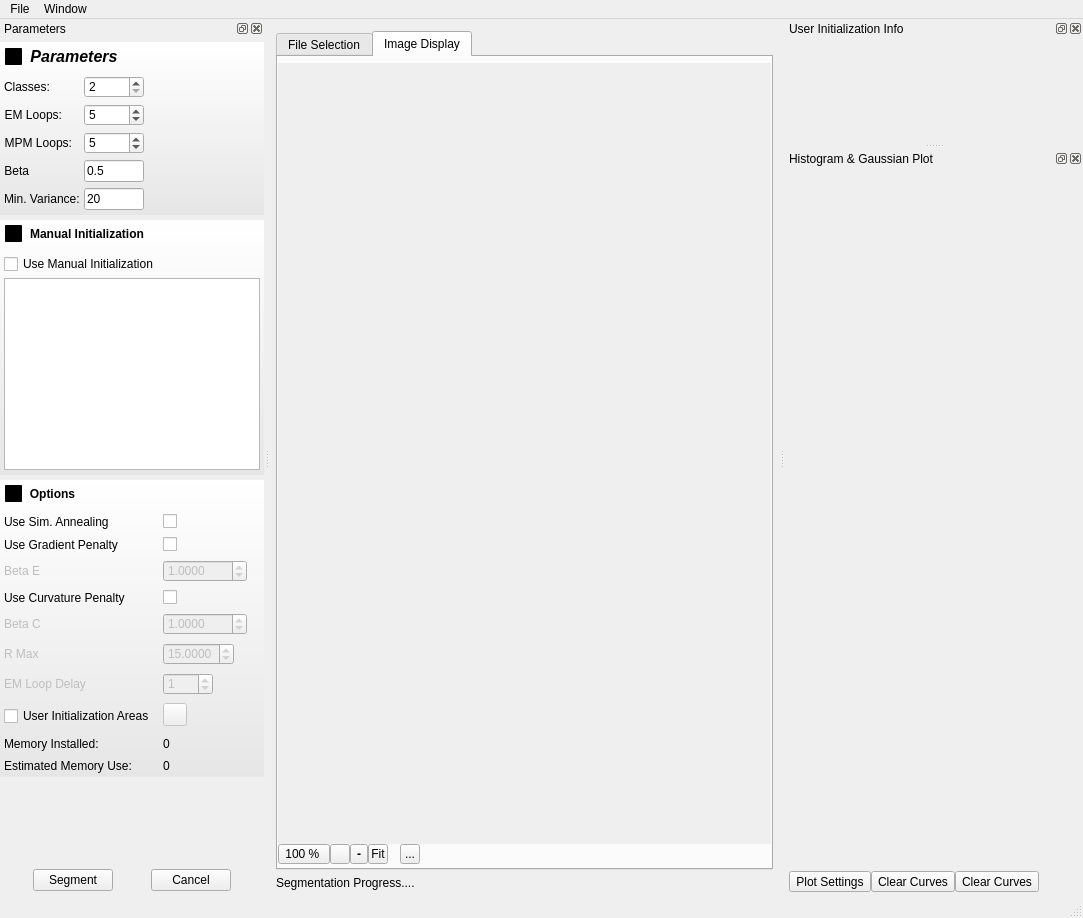
Above: Code/EmMpmGui/UI_Files/EmMpmGui.ui from BlueQuartzSoftware/EMMPMWorkbench before the change. Below: the same form after it.
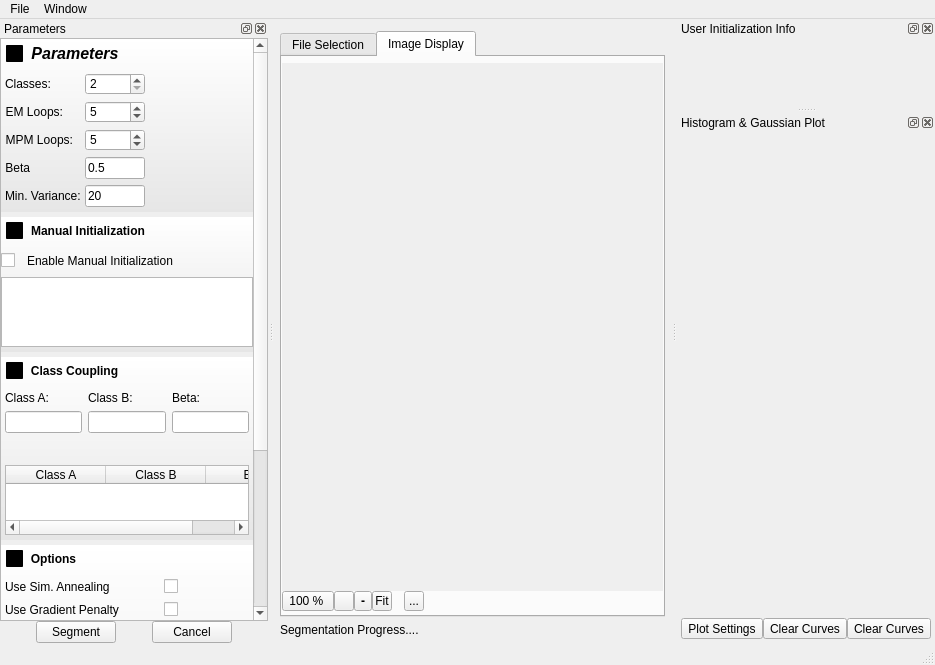
That is the form after the change. Icons and pictures are not drawn. Custom widgets are drawn as their Qt base class.

Commit message: Implementing GUI elements to allow user to set the Class Coupling beta values

What changed in the file:
```diff
--- a/Code/EmMpmGui/UI_Files/EmMpmGui.ui
+++ b/Code/EmMpmGui/UI_Files/EmMpmGui.ui
@@ -6,8 +6,8 @@
    <rect>
     <x>0</x>
     <y>0</y>
-    <width>1083</width>
-    <height>918</height>
+    <width>935</width>
+    <height>665</height>
    </rect>
   </property>
   <property name="sizePolicy">
@@ -850,7 +850,7 @@
     <rect>
      <x>0</x>
      <y>0</y>
-     <width>1083</width>
+     <width>935</width>
      <height>22</height>
     </rect>
    </property>
@@ -908,13 +908,34 @@
    <widget class="QWidget" name="dockWidgetContents">
     <layout class="QVBoxLayout" name="verticalLayout_6">
      <property name="spacing">
+      <number>0</number>
+     </property>
+     <property name="margin">
+      <number>0</number>
+     </property>
+     <item>
+      <widget class="QScrollArea" name="scrollArea">
+       <property name="widgetResizable">
+        <bool>true</bool>
+       </property>
+       <widget class="QWidget" name="scrollAreaWidgetContents">
+        <property name="geometry">
+         <rect>
+          <x>0</x>
+          <y>0</y>
+          <width>341</width>
+          <height>850</height>
+         </rect>
+        </property>
+        <layout class="QVBoxLayout" name="verticalLayout_4">
+         <property name="spacing">
       <number>5</number>
      </property>
      <property name="leftMargin">
       <number>0</number>
      </property>
      <property name="topMargin">
-      <number>4</number>
+          <number>0</number>
      </property>
      <property name="rightMargin">
       <number>0</number>
@@ -1368,36 +1389,60 @@
        <property name="checkable">
         <bool>true</bool>
        </property>
-       <layout class="QVBoxLayout" name="verticalLayout_2">
-        <property name="spacing">
-         <number>4</number>
-        </property>
+           <layout class="QGridLayout" name="gridLayout_9">
         <property name="leftMargin">
-         <number>4</number>
+             <number>0</number>
         </property>
         <property name="topMargin">
          <number>17</number>
         </property>
         <property name="rightMargin">
-         <number>4</number>
+             <number>0</number>
         </property>
         <property name="bottomMargin">
          <number>5</number>
+            </property>
+            <property name="spacing">
+             <number>6</number>
+            </property>
+            <item row="1" column="0">
+             <layout class="QHBoxLayout" name="horizontalLayout_2">
+              <property name="spacing">
+               <number>12</number>
+              </property>
+              <property name="bottomMargin">
+               <number>0</number>
         </property>
         <item>
          <widget class="QCheckBox" name="enableManualInit">
-          <property name="sizePolicy">
-           <sizepolicy hsizetype="Preferred" vsizetype="Preferred">
-            <horstretch>0</horstretch>
-            <verstretch>0</verstretch>
-           </sizepolicy>
-          </property>
+                <property name="text">
+                 <string/>
+                </property>
+               </widget>
+              </item>
+              <item>
+               <widget class="QLabel" name="label_20">
           <property name="text">
-           <string>Use Manual Initialization</string>
+                 <string>Enable Manual Initialization</string>
           </property>
          </widget>
         </item>
         <item>
+               <spacer name="horizontalSpacer_9">
+                <property name="orientation">
+                 <enum>Qt::Horizontal</enum>
+                </property>
+                <property name="sizeHint" stdset="0">
+                 <size>
+                  <width>40</width>
+                  <height>20</height>
+                 </size>
+                </property>
+               </spacer>
+              </item>
+             </layout>
+            </item>
+            <item row="2" column="0">
          <widget class="QTableView" name="manualInitTableView">
           <property name="autoScroll">
            <bool>false</bool>
@@ -1408,6 +1453,15 @@
           <property name="alternatingRowColors">
            <bool>true</bool>
           </property>
+              <property name="verticalScrollMode">
+               <enum>QAbstractItemView::ScrollPerPixel</enum>
+              </property>
+              <property name="horizontalScrollMode">
+               <enum>QAbstractItemView::ScrollPerPixel</enum>
+              </property>
+              <property name="showGrid">
+               <bool>true</bool>
+              </property>
           <attribute name="horizontalHeaderDefaultSectionSize">
            <number>65</number>
           </attribute>
@@ -1420,7 +1474,206 @@
       </widget>
      </item>
      <item>
-      <widget class="QDisclosableGroupBox" name="groupBox_2">
+          <widget class="QDisclosableGroupBox" name="classCouplingGroupBox">
+           <property name="styleSheet">
+            <string notr="true">QGroupBox
+{
+background-color: qlineargradient(x1: 0, y1: 0, x2: 0, y2: 1, stop: 0 #FFFFFF, stop: 1 #E6E6E6);
+background-image: url(:/DisclosableGroupBoxHeader.png);
+background-position: top ;
+background-repeat: repeat-x;
+padding: 17 0 0 0px;
+font: 85 italic 12pt &quot;Arial&quot;;
+font-weight: bold;
+border: 0px solid gray;
+margin: 0px;
+}
+ 
+QGroupBox::title
+{    
+subcontrol-origin: padding;    
+subcontrol-position: top left;    
+padding: 5 5px;    
+background-color: rgba(255, 255, 255, 0);
+}
+QGroupBox::indicator {    
+width: 17px;    
+height: 17px;
+}
+
+QGroupBox::indicator:unchecked {
+ image: url(:/bullet_triangle_grey.png);
+}
+QGroupBox::indicator:unchecked:pressed {
+ image: url(:/bullet_triangle_grey.png);
+}
+QGroupBox::indicator:checked { 
+image: url(:/bullet_triangle_grey_down.png);
+}
+QGroupBox::indicator:checked:pressed { 
+image: url(:/bullet_triangle_grey_down.png);
+}
+</string>
+           </property>
+           <property name="title">
+            <string>Class Coupling</string>
+           </property>
+           <property name="checkable">
+            <bool>true</bool>
+           </property>
+           <layout class="QGridLayout" name="gridLayout_8">
+            <property name="leftMargin">
+             <number>4</number>
+            </property>
+            <property name="topMargin">
+             <number>17</number>
+            </property>
+            <property name="rightMargin">
+             <number>4</number>
+            </property>
+            <property name="bottomMargin">
+             <number>5</number>
+            </property>
+            <property name="spacing">
+             <number>6</number>
+            </property>
+            <item row="2" column="2">
+             <widget class="QLineEdit" name="m_CouplingBeta"/>
+            </item>
+            <item row="1" column="0">
+             <widget class="QLabel" name="label_2">
+              <property name="text">
+               <string>Class A:</string>
+              </property>
+             </widget>
+            </item>
+            <item row="2" column="0">
+             <widget class="QLineEdit" name="m_ClassA"/>
+            </item>
+            <item row="1" column="1">
+             <widget class="QLabel" name="label_3">
+              <property name="text">
+               <string>Class B:</string>
+              </property>
+             </widget>
+            </item>
+            <item row="2" column="1">
+             <widget class="QLineEdit" name="m_ClassB"/>
+            </item>
+            <item row="1" column="2">
+             <widget class="QLabel" name="label_14">
+              <property name="text">
+               <string>Beta:</string>
+              </property>
+             </widget>
+            </item>
+            <item row="3" column="0" colspan="3">
+             <layout class="QHBoxLayout" name="horizontalLayout">
+              <property name="bottomMargin">
+               <number>0</number>
+              </property>
+              <item>
+               <widget class="QPushButton" name="addClassCoupling">
+                <property name="maximumSize">
+                 <size>
+                  <width>20</width>
+                  <height>20</height>
+                 </size>
+                </property>
+                <property name="text">
+                 <string/>
+                </property>
+                <property name="icon">
+                 <iconset>
+                  <normalon>:/add2.png</normalon>
+                 </iconset>
+                </property>
+                <property name="flat">
+                 <bool>true</bool>
+                </property>
+               </widget>
+              </item>
+              <item>
+               <widget class="QPushButton" name="removeClassCoupling">
+                <property name="maximumSize">
+                 <size>
+                  <width>20</width>
+                  <height>20</height>
+                 </size>
+                </property>
+                <property name="text">
+                 <string/>
+                </property>
+                <property name="icon">
+                 <iconset>
+                  <normalon>:/delete2.png</normalon>
+                 </iconset>
+                </property>
+                <property name="flat">
+                 <bool>true</bool>
+                </property>
+               </widget>
+              </item>
+              <item>
+               <spacer name="horizontalSpacer_8">
+                <property name="orientation">
+                 <enum>Qt::Horizontal</enum>
+                </property>
+                <property name="sizeHint" stdset="0">
+                 <size>
+                  <width>40</width>
+                  <height>20</height>
+                 </size>
+                </property>
+               </spacer>
+              </item>
+             </layout>
+            </item>
+            <item row="4" column="0" colspan="3">
+             <widget class="QTableWidget" name="m_ClassCouplingTableWidget">
+              <property name="editTriggers">
+               <set>QAbstractItemView::AllEditTriggers</set>
+              </property>
+              <property name="alternatingRowColors">
+               <bool>true</bool>
+              </property>
+              <property name="selectionBehavior">
+               <enum>QAbstractItemView::SelectItems</enum>
+              </property>
+              <property name="verticalScrollMode">
+               <enum>QAbstractItemView::ScrollPerPixel</enum>
+              </property>
+              <property name="horizontalScrollMode">
+               <enum>QAbstractItemView::ScrollPerPixel</enum>
+              </property>
+              <property name="columnCount">
+               <number>3</number>
+              </property>
+              <attribute name="verticalHeaderVisible">
+               <bool>false</bool>
+              </attribute>
+              <column>
+               <property name="text">
+                <string>Class A</string>
+               </property>
+              </column>
+              <column>
+               <property name="text">
+                <string>Class B</string>
+               </property>
+              </column>
+              <column>
+               <property name="text">
+                <string>Beta</string>
+               </property>
+              </column>
+             </widget>
+            </item>
+           </layout>
+          </widget>
+         </item>
+         <item>
+          <widget class="QDisclosableGroupBox" name="optionsGroupBox">
        <property name="sizePolicy">
         <sizepolicy hsizetype="Preferred" vsizetype="Preferred">
          <horstretch>0</horstretch>
@@ -1502,7 +1755,7 @@
          <number>4</number>
         </property>
         <property name="bottomMargin">
-         <number>4</number>
+             <number>5</number>
         </property>
         <item row="0" column="0">
          <widget class="QLabel" name="label_18">
@@ -1841,6 +2094,10 @@
        </property>
       </spacer>
      </item>
+        </layout>
+       </widget>
+      </widget>
+     </item>
      <item>
       <layout class="QHBoxLayout" name="horizontalLayout_7">
        <property name="sizeConstraint">
@@ -1926,7 +2183,14 @@
       <number>0</number>
      </property>
      <item row="0" column="0">
-      <widget class="UserInitAreaWidget" name="m_UserInitAreaWidget" native="true"/>
+      <widget class="UserInitAreaWidget" name="m_UserInitAreaWidget" native="true">
+       <property name="sizePolicy">
+        <sizepolicy hsizetype="Preferred" vsizetype="Preferred">
+         <horstretch>0</horstretch>
+         <verstretch>0</verstretch>
+        </sizepolicy>
+       </property>
+      </widget>
      </item>
     </layout>
    </widget>
@@ -2124,17 +2388,17 @@
   </action>
  </widget>
  <customwidgets>
+  <customwidget>
+   <class>QFSDropLineEdit</class>
+   <extends>QLineEdit</extends>
+   <header location="global">QFSDropLineEdit.h</header>
+  </customwidget>
   <customwidget>
    <class>QwtPlot</class>
    <extends>QFrame</extends>
    <header>qwt_plot.h</header>
    <container>1</container>
   </customwidget>
-  <customwidget>
-   <class>QFSDropLineEdit</class>
-   <extends>QLineEdit</extends>
-   <header location="global">QFSDropLineEdit.h</header>
-  </customwidget>
   <customwidget>
    <class>EMMPMGraphicsView</class>
    <extends>QWidget</extends>
```
Left out of the diff: 30 changed lines with no effect on the pictures. Lines whose indentation alone changed are shown as unchanged. The commit also changes 5 other files.
